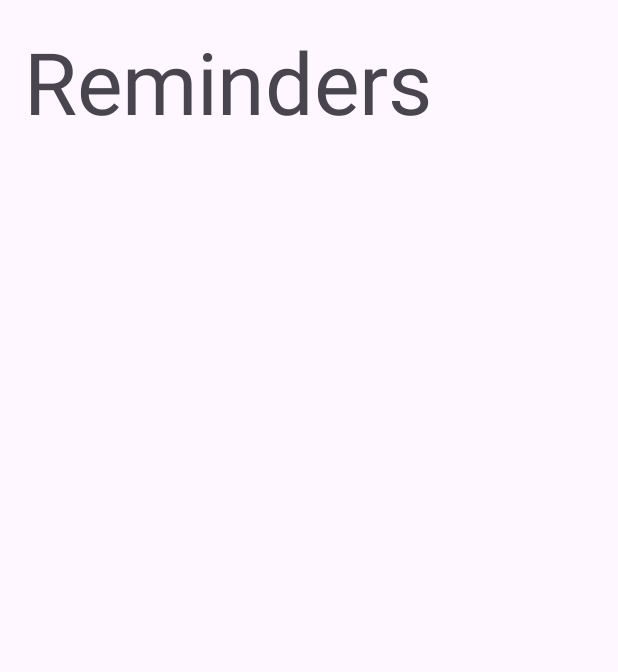
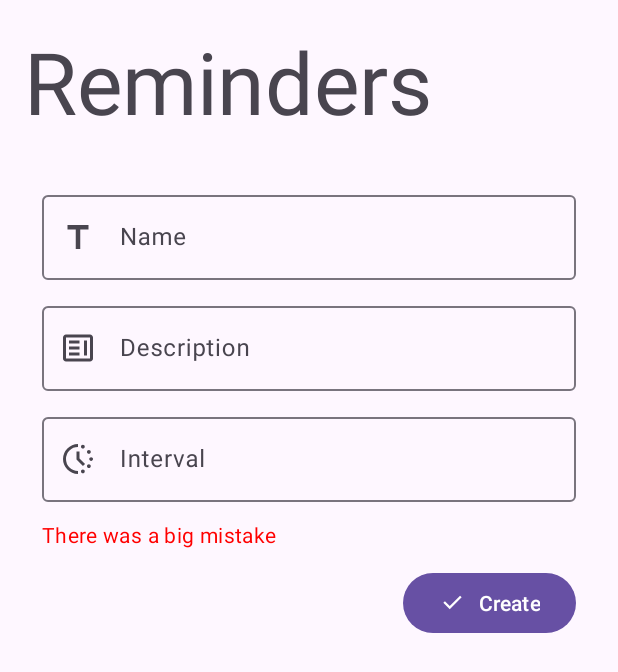
Before and after one commit to Pascal1414/Reminder-App, an Android app: the screen it shows after launch (MainActivity), after a tap on "Create reminder", on a phone screen of 412 x 824 dp. Shown: the top 672 px of the screen. Run offline under Robolectric (Android 15) with nearby library versions, the phone set to English and light mode, and no system bars; our stand-ins replace Room's generated code.

Commit message:
Update CreateReminderFragment

```diff
--- a/app/src/main/java/com/pascalrieder/todotracker/fragment/CreateReminderFragment.kt
+++ b/app/src/main/java/com/pascalrieder/todotracker/fragment/CreateReminderFragment.kt
@@ -2,22 +2,74 @@ package com.pascalrieder.todotracker.fragment
 
 import android.os.Bundle
 import androidx.fragment.app.Fragment
-import android.view.LayoutInflater
 import android.view.View
-import android.view.ViewGroup
+import android.widget.Button
+import android.widget.EditText
+import android.widget.TextView
+import androidx.lifecycle.lifecycleScope
 import com.google.android.material.floatingactionbutton.FloatingActionButton
+import com.pascalrieder.todotracker.AppDatabase
 import com.pascalrieder.todotracker.R
+import com.pascalrieder.todotracker.model.Reminder
+import kotlinx.coroutines.launch
 
 
 class CreateReminderFragment : Fragment(R.layout.fragment_create_reminder) {
     private var fab: FloatingActionButton? = null
+    private var errorMessageTextView: TextView? = null
+    private var createButton: Button? = null
+    private var nameEditText: EditText? = null
+    private var descriptionEditText: EditText? = null
 
-    override fun onCreate(savedInstanceState: Bundle?) {
-        super.onCreate(savedInstanceState)
+    private lateinit var db: AppDatabase
+
+    override fun onViewCreated(view: View, savedInstanceState: Bundle?) {
+        super.onViewCreated(view, savedInstanceState)
+
+        db = AppDatabase.getInstance(requireContext())
 
         fab = requireActivity().findViewById(R.id.floating_action_button)
+        errorMessageTextView = requireActivity().findViewById(R.id.error_message)
+        createButton = requireActivity().findViewById(R.id.create_reminder_button)
+        nameEditText = requireActivity().findViewById(R.id.reminder_name)
+        descriptionEditText = requireActivity().findViewById(R.id.reminder_description)
+
         fab?.hide()
 
+        val createButton = requireActivity().findViewById<Button>(R.id.create_reminder_button)
+        createButton.setOnClickListener {
+            onCreateClick()
+        }
+    }
+
+    private fun onCreateClick() = requireActivity().lifecycleScope.launch {
+        hideError()
+        // Get name
+        val name =
+            nameEditText?.text.toString()
+
+        // Get description
+        val description =
+            descriptionEditText?.text.toString()
+
+        if (name.isEmpty() || description.isEmpty()) {
+            showError("Please fill in all fields")
+            return@launch
+        }
+
+        val reminderDao = db.reminderDao()
+        reminderDao.create(Reminder(name = name, description = description))
+
+        requireActivity().supportFragmentManager.popBackStack()
+
+    }
+
+    private fun showError(message: String) {
+        errorMessageTextView?.text = message
+    }
+
+    private fun hideError() {
+        errorMessageTextView?.text = ""
     }
 
     override fun onDestroy() {
--- a/app/src/main/java/com/pascalrieder/todotracker/fragment/OverviewFragment.kt
+++ b/app/src/main/java/com/pascalrieder/todotracker/fragment/OverviewFragment.kt
@@ -9,7 +9,7 @@ import com.google.android.material.floatingactionbutton.FloatingActionButton
 import com.pascalrieder.todotracker.R
 
 class OverviewFragment : Fragment(R.layout.fragment_overview) {
-    override fun onCreate(savedInstanceState: Bundle?) {
-        super.onCreate(savedInstanceState)
+    override fun onViewCreated(view: View, savedInstanceState: Bundle?) {
+        super.onViewCreated(view, savedInstanceState)
     }
 }
--- /dev/null
+++ b/app/src/main/res/drawable/ic_clarify.xml
@@ -0,0 +1,9 @@
+<vector xmlns:android="http://schemas.android.com/apk/res/android"
+    android:width="24dp"
+    android:height="24dp"
+    android:viewportWidth="960"
+    android:viewportHeight="960">
+  <path
+      android:pathData="M240,680h280v-80L240,600v80ZM640,680h80v-400h-80v400ZM240,520h280v-80L240,440v80ZM240,360h280v-80L240,280v80ZM160,840q-33,0 -56.5,-23.5T80,760v-560q0,-33 23.5,-56.5T160,120h640q33,0 56.5,23.5T880,200v560q0,33 -23.5,56.5T800,840L160,840ZM160,760h640v-560L160,200v560ZM160,760v-560,560Z"
+      android:fillColor="#e3e3e3"/>
+</vector>
--- /dev/null
+++ b/app/src/main/res/drawable/ic_search_activity.xml
@@ -0,0 +1,9 @@
+<vector xmlns:android="http://schemas.android.com/apk/res/android"
+    android:width="24dp"
+    android:height="24dp"
+    android:viewportWidth="960"
+    android:viewportHeight="960">
+  <path
+      android:pathData="M610,200q-21,0 -35.5,-14.5T560,150q0,-21 14.5,-35.5T610,100q21,0 35.5,14.5T660,150q0,21 -14.5,35.5T610,200ZM610,860q-21,0 -35.5,-14.5T560,810q0,-21 14.5,-35.5T610,760q21,0 35.5,14.5T660,810q0,21 -14.5,35.5T610,860ZM770,340q-21,0 -35.5,-14.5T720,290q0,-21 14.5,-35.5T770,240q21,0 35.5,14.5T820,290q0,21 -14.5,35.5T770,340ZM770,720q-21,0 -35.5,-14.5T720,670q0,-21 14.5,-35.5T770,620q21,0 35.5,14.5T820,670q0,21 -14.5,35.5T770,720ZM830,530q-21,0 -35.5,-14.5T780,480q0,-21 14.5,-35.5T830,430q21,0 35.5,14.5T880,480q0,21 -14.5,35.5T830,530ZM480,880q-83,0 -156,-31.5T197,763q-54,-54 -85.5,-127T80,480q0,-83 31.5,-156T197,197q54,-54 127,-85.5T480,80v80q-134,0 -227,93t-93,227q0,134 93,227t227,93v80ZM612,668L440,496v-216h80v184l148,148 -56,56Z"
+      android:fillColor="#e3e3e3"/>
+</vector>
--- /dev/null
+++ b/app/src/main/res/drawable/ic_title.xml
@@ -0,0 +1,9 @@
+<vector xmlns:android="http://schemas.android.com/apk/res/android"
+    android:width="24dp"
+    android:height="24dp"
+    android:viewportWidth="960"
+    android:viewportHeight="960">
+  <path
+      android:pathData="M420,800v-520L200,280v-120h560v120L540,280v520L420,800Z"
+      android:fillColor="#e3e3e3"/>
+</vector>
--- a/app/src/main/res/layout/fragment_create_reminder.xml
+++ b/app/src/main/res/layout/fragment_create_reminder.xml
@@ -1,11 +1,71 @@
 <?xml version="1.0" encoding="utf-8"?>
 <LinearLayout xmlns:android="http://schemas.android.com/apk/res/android"
+    xmlns:app="http://schemas.android.com/apk/res-auto"
     xmlns:tools="http://schemas.android.com/tools"
     android:layout_width="match_parent"
     android:layout_height="match_parent"
     android:orientation="vertical"
+    android:layout_marginHorizontal="12dp"
     tools:context=".fragment.CreateReminderFragment">
 
 
+    <com.google.android.material.textfield.TextInputLayout
+        android:layout_width="match_parent"
+        android:layout_height="wrap_content"
+        android:layout_marginBottom="12dp"
+        android:hint="Name"
+        app:startIconDrawable="@drawable/ic_title">
+
+        <com.google.android.material.textfield.TextInputEditText
+            android:id="@+id/reminder_name"
+            android:layout_width="match_parent"
+            android:layout_height="wrap_content" />
+
+    </com.google.android.material.textfield.TextInputLayout>
+
+    <com.google.android.material.textfield.TextInputLayout
+        android:layout_width="match_parent"
+        android:layout_height="wrap_content"
+        android:layout_marginBottom="12dp"
+        android:hint="Description"
+        app:startIconDrawable="@drawable/ic_clarify">
+
+        <com.google.android.material.textfield.TextInputEditText
+            android:id="@+id/reminder_description"
+            android:layout_width="match_parent"
+            android:layout_height="wrap_content" />
+
+    </com.google.android.material.textfield.TextInputLayout>
+
+    <com.google.android.material.textfield.TextInputLayout
+        android:layout_width="match_parent"
+        android:layout_height="wrap_content"
+        android:layout_marginBottom="12dp"
+        android:hint="Interval"
+        app:startIconDrawable="@drawable/ic_search_activity">
+
+        <com.google.android.material.textfield.TextInputEditText
+            android:layout_width="match_parent"
+            android:layout_height="wrap_content" />
+
+    </com.google.android.material.textfield.TextInputLayout>
+
+    <TextView
+        android:id="@+id/error_message"
+        style="?textAppearanceBodyMedium"
+        android:layout_width="wrap_content"
+        android:layout_height="wrap_content"
+        android:text="There was a big mistake"
+        android:textColor="@color/red"
+        android:layout_marginBottom="12dp"
+        android:visibility="visible" />
+
+    <Button
+        android:id="@+id/create_reminder_button"
+        app:icon="@drawable/ic_check"
+        android:layout_width="wrap_content"
+        android:layout_height="wrap_content"
+        android:layout_gravity="end"
+        android:text="Create" />
 
 </LinearLayout>
--- a/app/src/main/res/values/colors.xml
+++ b/app/src/main/res/values/colors.xml
@@ -2,4 +2,5 @@
 <resources>
     <color name="black">#FF000000</color>
     <color name="white">#FFFFFFFF</color>
+    <color name="red">#FF0000</color>
 </resources>
```
